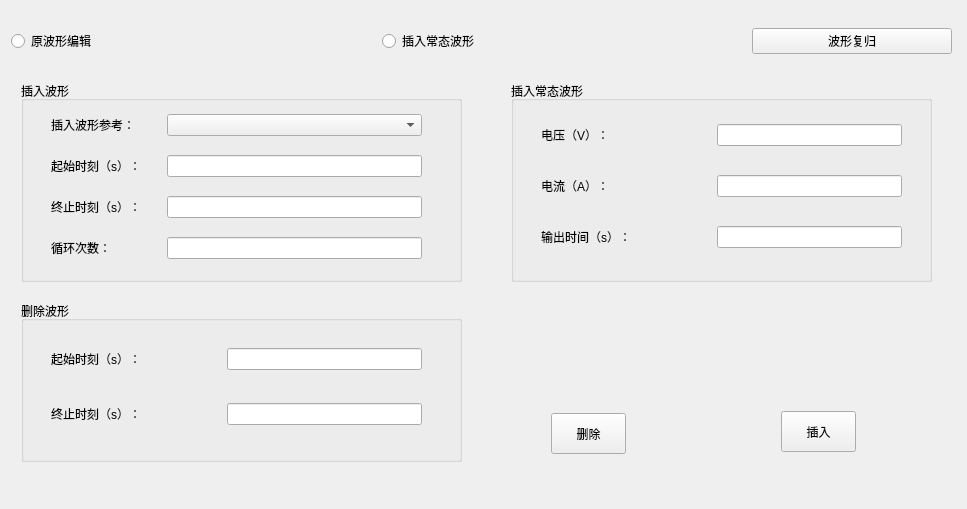
Above: HKCore/SttStudio/Native/Module/UI/TransPlay/SttReplayWaveformEditWidget.ui from Napier3/HKSoftware before the change. Below: the same form after it.
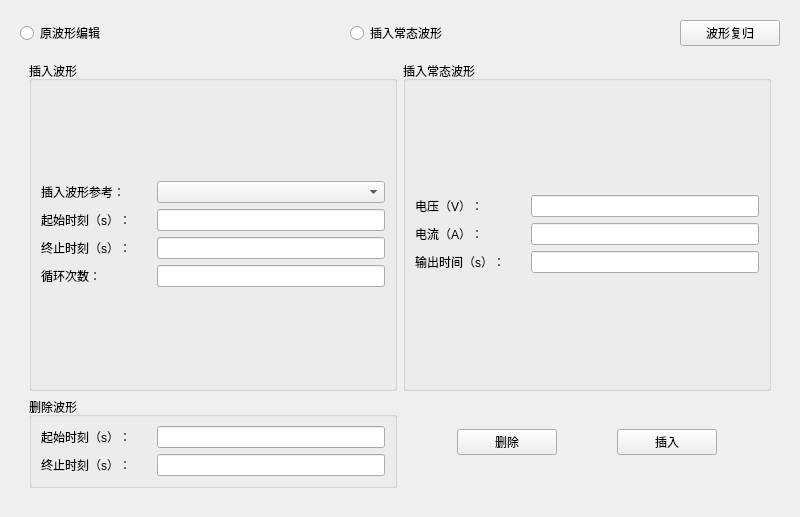
That is the form after the change. Custom widgets are drawn as their Qt base class.

Diff of the .ui file:
```diff
--- a/HKCore/SttStudio/Native/Module/UI/TransPlay/SttReplayWaveformEditWidget.ui
+++ b/HKCore/SttStudio/Native/Module/UI/TransPlay/SttReplayWaveformEditWidget.ui
@@ -6,8 +6,8 @@
    <rect>
     <x>0</x>
     <y>0</y>
-    <width>967</width>
-    <height>509</height>
+    <width>800</width>
+    <height>517</height>
    </rect>
   </property>
   <property name="maximumSize">
@@ -24,15 +24,8 @@
     <layout class="QVBoxLayout" name="verticalLayout_7">
      <item>
       <widget class="QWidget" name="widget" native="true">
-       <widget class="QWidget" name="horizontalLayoutWidget">
-        <property name="geometry">
-         <rect>
-          <x>0</x>
-          <y>0</y>
-          <width>941</width>
-          <height>61</height>
-         </rect>
-        </property>
+       <layout class="QGridLayout" name="gridLayout">
+        <item row="0" column="0">
         <layout class="QHBoxLayout" name="horizontalLayout">
          <item>
           <widget class="QRadioButton" name="m_rb_WaveEdit">
@@ -52,7 +45,7 @@
           <widget class="QPushButton" name="m_pb_Replay">
            <property name="maximumSize">
             <size>
-             <width>200</width>
+              <width>100</width>
              <height>16777215</height>
             </size>
            </property>
@@ -62,40 +55,21 @@
           </widget>
          </item>
         </layout>
-       </widget>
-       <widget class="QWidget" name="gridLayoutWidget">
-        <property name="geometry">
-         <rect>
-          <x>0</x>
-          <y>60</y>
-          <width>951</width>
-          <height>431</height>
-         </rect>
-        </property>
+        </item>
+        <item row="1" column="0">
         <layout class="QGridLayout" name="gridLayout_2">
          <item row="0" column="0">
           <widget class="QWidget" name="widget_2" native="true">
+            <layout class="QGridLayout" name="gridLayout_7">
+             <item row="0" column="0">
+              <layout class="QGridLayout" name="gridLayout_6">
+               <item row="0" column="0">
            <widget class="QGroupBox" name="m_Insert_GroupBox">
-            <property name="geometry">
-             <rect>
-              <x>10</x>
-              <y>10</y>
-              <width>441</width>
-              <height>201</height>
-             </rect>
-            </property>
             <property name="title">
              <string>插入波形</string>
             </property>
-            <widget class="QWidget" name="gridLayoutWidget_2">
-             <property name="geometry">
-              <rect>
-               <x>30</x>
-               <y>20</y>
-               <width>371</width>
-               <height>171</height>
-              </rect>
-             </property>
+                 <layout class="QGridLayout" name="gridLayout_3">
+                  <item row="0" column="0">
              <layout class="QGridLayout" name="m_Insert_Layout">
               <item row="3" column="2">
                <widget class="QFloatLineEdit" name="m_edt_InsertCycNum"/>
@@ -163,29 +137,17 @@
                </widget>
               </item>
              </layout>
-            </widget>
-           </widget>
+                  </item>
+                 </layout>
+                </widget>
+               </item>
+               <item row="0" column="1">
            <widget class="QGroupBox" name="m_InsertNomal_GroupBox">
-            <property name="geometry">
-             <rect>
-              <x>500</x>
-              <y>10</y>
-              <width>421</width>
-              <height>201</height>
-             </rect>
-            </property>
             <property name="title">
              <string>插入常态波形</string>
             </property>
-            <widget class="QWidget" name="gridLayoutWidget_4">
-             <property name="geometry">
-              <rect>
-               <x>30</x>
-               <y>20</y>
-               <width>361</width>
-               <height>171</height>
-              </rect>
-             </property>
+                 <layout class="QGridLayout" name="gridLayout_4">
+                  <item row="0" column="0">
              <layout class="QGridLayout" name="m_Insert_Layout_3">
               <item row="2" column="2">
                <widget class="QFloatLineEdit" name="m_edt_InsertNormaloutTime"/>
@@ -194,7 +156,7 @@
                <widget class="QLabel" name="label_8">
                 <property name="minimumSize">
                  <size>
-                  <width>150</width>
+                        <width>0</width>
                   <height>0</height>
                  </size>
                 </property>
@@ -240,29 +202,17 @@
                </spacer>
               </item>
              </layout>
-            </widget>
-           </widget>
+                  </item>
+                 </layout>
+                </widget>
+               </item>
+               <item row="1" column="0">
            <widget class="QGroupBox" name="m_DeleteWave_GroupBox">
-            <property name="geometry">
-             <rect>
-              <x>10</x>
-              <y>230</y>
-              <width>441</width>
-              <height>161</height>
-             </rect>
-            </property>
             <property name="title">
              <string>删除波形</string>
             </property>
-            <widget class="QWidget" name="gridLayoutWidget_3">
-             <property name="geometry">
-              <rect>
-               <x>30</x>
-               <y>20</y>
-               <width>371</width>
-               <height>131</height>
-              </rect>
-             </property>
+                 <layout class="QGridLayout" name="gridLayout_5">
+                  <item row="0" column="0">
              <layout class="QGridLayout" name="m_Insert_Layout_2">
               <item row="1" column="2">
                <widget class="QFloatLineEdit" name="m_edt_DeleteEnd"/>
@@ -278,13 +228,13 @@
                <widget class="QLabel" name="label_6">
                 <property name="minimumSize">
                  <size>
-                  <width>150</width>
+                        <width>0</width>
                   <height>0</height>
                  </size>
                 </property>
                 <property name="maximumSize">
                  <size>
-                  <width>150</width>
+                        <width>16777215</width>
                   <height>16777215</height>
                  </size>
                 </property>
@@ -313,44 +263,48 @@
                </spacer>
               </item>
              </layout>
-            </widget>
-           </widget>
+                  </item>
+                 </layout>
+                </widget>
+               </item>
+               <item row="1" column="1">
+                <layout class="QHBoxLayout" name="horizontalLayout_2">
+                 <item>
            <widget class="QPushButton" name="m_pb_delete">
-            <property name="geometry">
-             <rect>
-              <x>540</x>
-              <y>342</y>
-              <width>75</width>
-              <height>41</height>
-             </rect>
-            </property>
             <property name="maximumSize">
              <size>
-              <width>16777215</width>
-              <height>902</height>
+                     <width>100</width>
+                     <height>16777215</height>
              </size>
             </property>
             <property name="text">
              <string>删除</string>
             </property>
            </widget>
+                 </item>
+                 <item>
            <widget class="QPushButton" name="m_pb_Insert">
-            <property name="geometry">
-             <rect>
-              <x>770</x>
-              <y>340</y>
-              <width>75</width>
-              <height>41</height>
-             </rect>
+                   <property name="maximumSize">
+                    <size>
+                     <width>100</width>
+                     <height>16777215</height>
+                    </size>
             </property>
             <property name="text">
              <string>插入</string>
             </property>
            </widget>
-          </widget>
-         </item>
-        </layout>
-       </widget>
+                 </item>
+                </layout>
+               </item>
+              </layout>
+             </item>
+            </layout>
+           </widget>
+          </item>
+         </layout>
+        </item>
+       </layout>
       </widget>
      </item>
     </layout>
```
Lines whose indentation alone changed are shown as unchanged.
